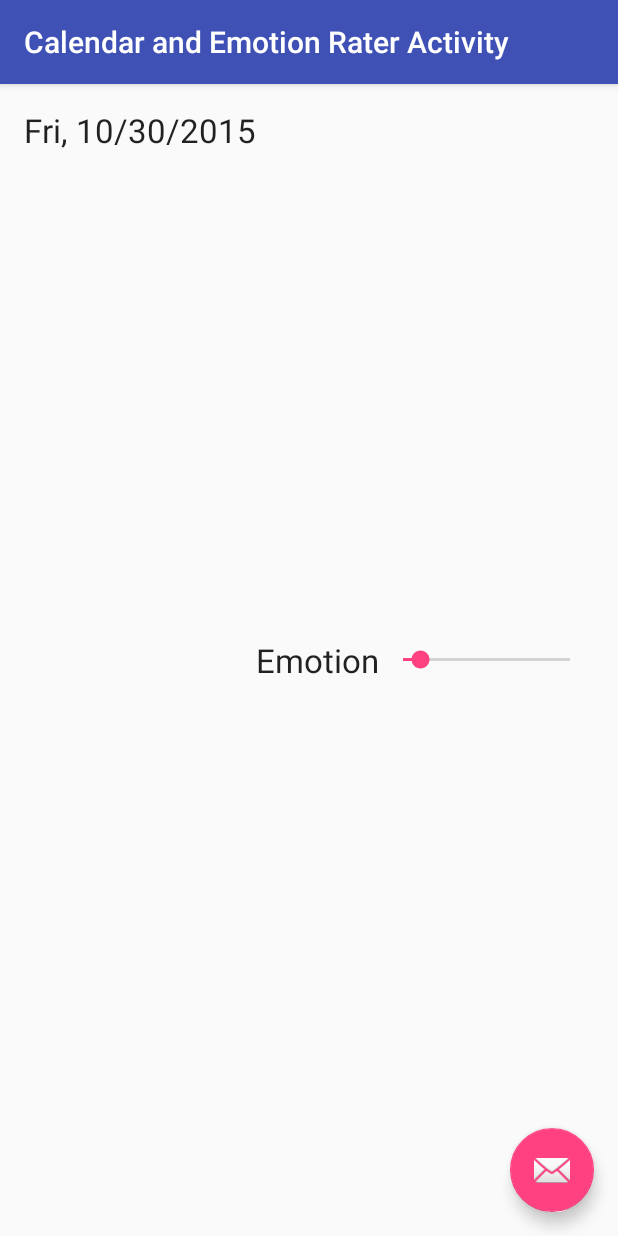
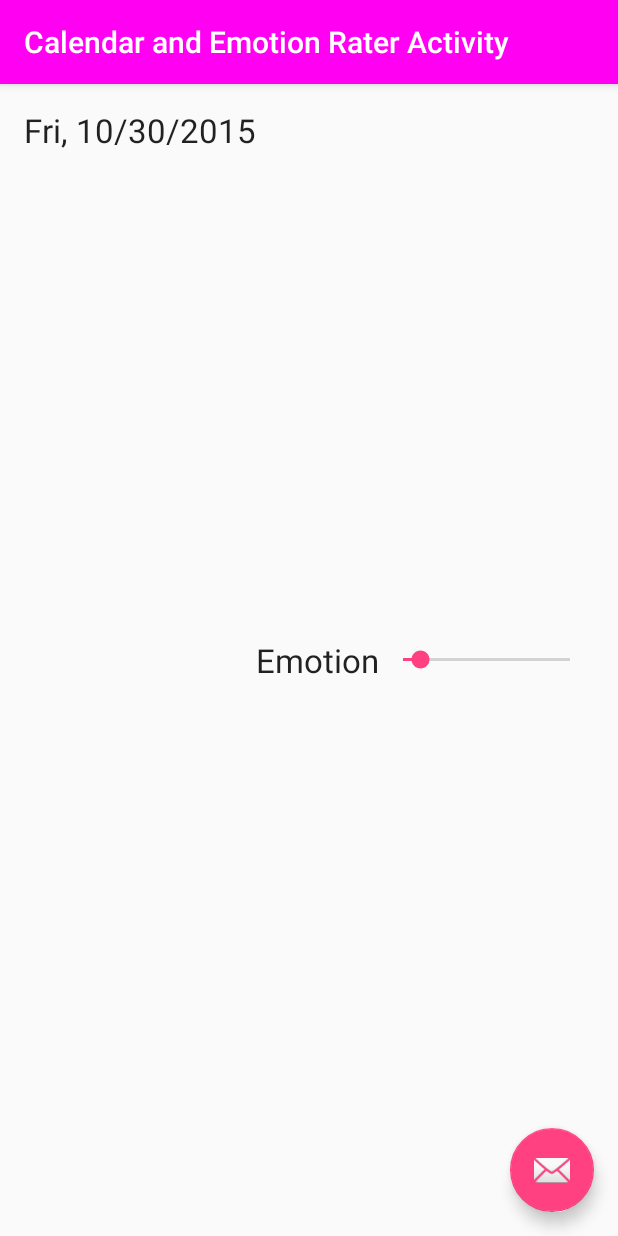
Before and after one commit to Biometrix-Health-Self-Improvement/Biometrix-Old, an Android app: the SelectDate_EmotionRater screen opened directly, with no data from a screen before it, on a phone screen of 412 x 824 dp. Run offline under Robolectric (Android 15) with nearby library versions, the phone set to English and light mode, and no system bars.

Commit message:
Changed color.xml to force merge conflict

```diff
--- a/AndroidProject/Biometrix/biometrixApp/src/main/res/values/colors.xml
+++ b/AndroidProject/Biometrix/biometrixApp/src/main/res/values/colors.xml
@@ -1,6 +1,6 @@
 <?xml version="1.0" encoding="utf-8"?>
 <resources>
-    <color name="colorPrimary">#3F51B5</color>
+    <color name="colorPrimary">#ff00f2</color> <!--just got pinked, son-->
     <color name="colorPrimaryDark">#303F9F</color>
     <color name="colorAccent">#FF4081</color>
     <color name="enabled_color">#DD2eB1</color>
```
